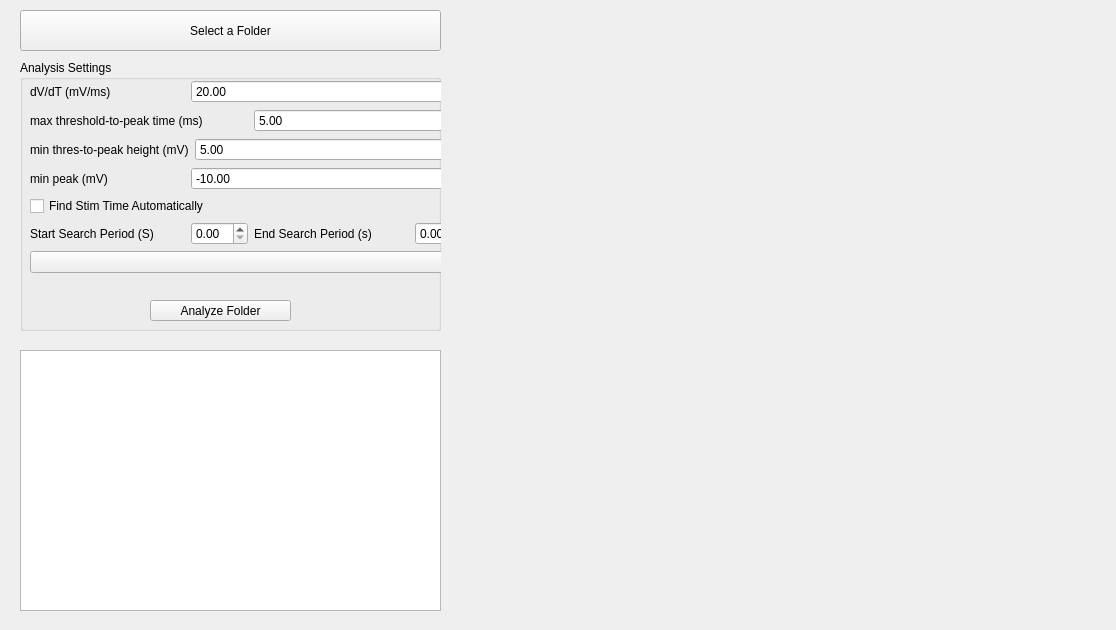
smestern/pyAPisolation, file pyAPisolation/dev/form.ui: the form before one commit.
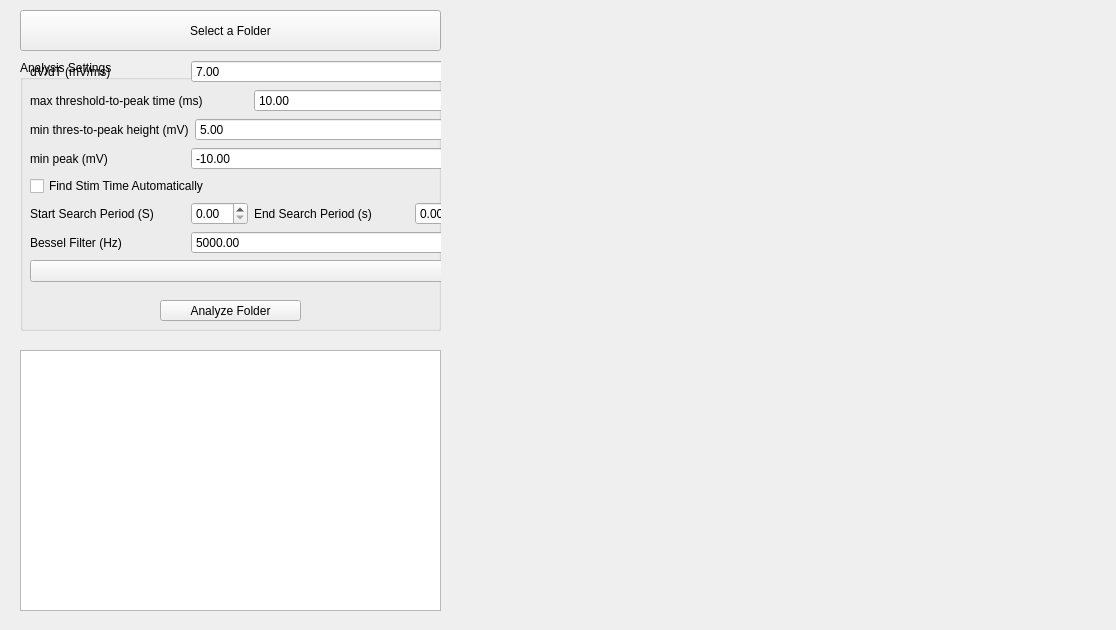
The form after the commit.

Patch:
```diff
--- a/pyAPisolation/dev/form.ui
+++ b/pyAPisolation/dev/form.ui
@@ -79,7 +79,7 @@
    <widget class="QPushButton" name="run_analysis">
     <property name="geometry">
      <rect>
-      <x>130</x>
+      <x>140</x>
       <y>240</y>
       <width>141</width>
       <height>21</height>
@@ -93,9 +93,9 @@
     <property name="geometry">
      <rect>
       <x>10</x>
-      <y>20</y>
+      <y>0</y>
       <width>401</width>
-      <height>201</height>
+      <height>241</height>
      </rect>
     </property>
     <layout class="QVBoxLayout" name="verticalLayout_3">
@@ -132,7 +132,7 @@
           <double>0.500000000000000</double>
          </property>
          <property name="value">
-          <double>20.000000000000000</double>
+          <double>7.000000000000000</double>
          </property>
         </widget>
        </item>
@@ -165,7 +165,7 @@
        <item>
         <widget class="QDoubleSpinBox" name="t_to_p_time">
          <property name="value">
-          <double>5.000000000000000</double>
+          <double>10.000000000000000</double>
          </property>
         </widget>
        </item>
@@ -312,6 +312,48 @@
        </item>
       </layout>
      </item>
+     <item>
+      <layout class="QHBoxLayout" name="horizontalLayout_10">
+       <property name="sizeConstraint">
+        <enum>QLayout::SetMaximumSize</enum>
+       </property>
+       <item>
+        <widget class="QLabel" name="label_2">
+         <property name="sizePolicy">
+          <sizepolicy hsizetype="Fixed" vsizetype="Preferred">
+           <horstretch>150</horstretch>
+           <verstretch>0</verstretch>
+          </sizepolicy>
+         </property>
+         <property name="minimumSize">
+          <size>
+           <width>155</width>
+           <height>0</height>
+          </size>
+         </property>
+         <property name="text">
+          <string>Bessel Filter (Hz)</string>
+         </property>
+        </widget>
+       </item>
+       <item>
+        <widget class="QDoubleSpinBox" name="bessel_filt">
+         <property name="minimum">
+          <double>0.000000000000000</double>
+         </property>
+         <property name="maximum">
+          <double>9000000.000000000000000</double>
+         </property>
+         <property name="singleStep">
+          <double>500.000000000000000</double>
+         </property>
+         <property name="value">
+          <double>5000.000000000000000</double>
+         </property>
+        </widget>
+       </item>
+      </layout>
+     </item>
      <item>
       <widget class="QComboBox" name="protocol_selector"/>
      </item>
```
